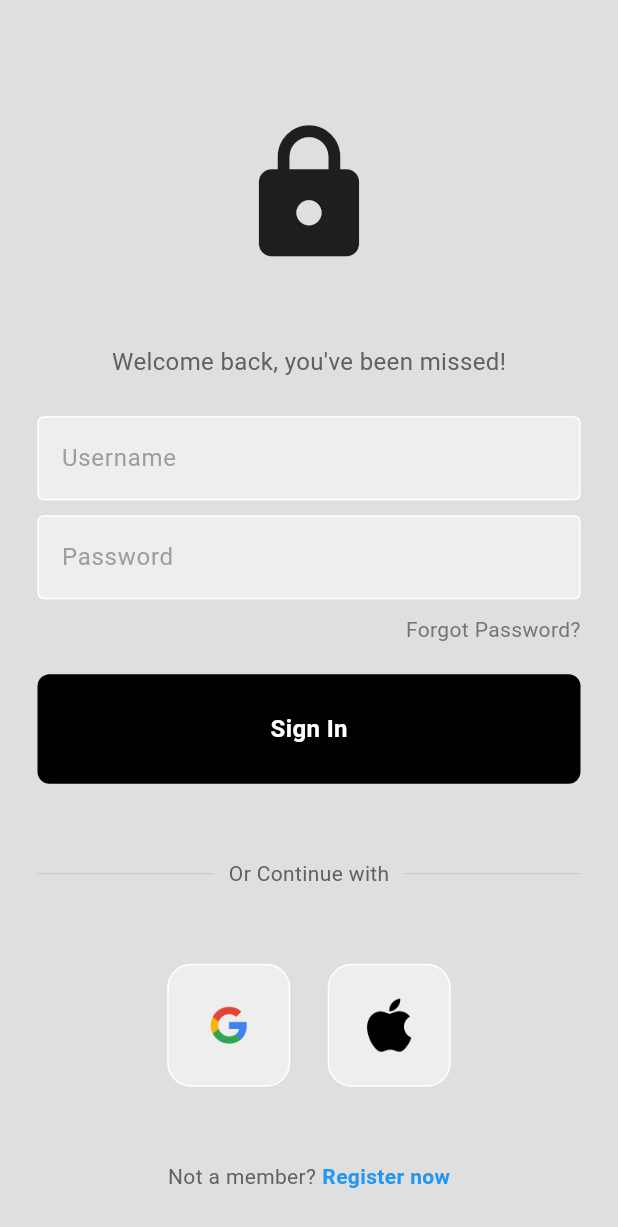
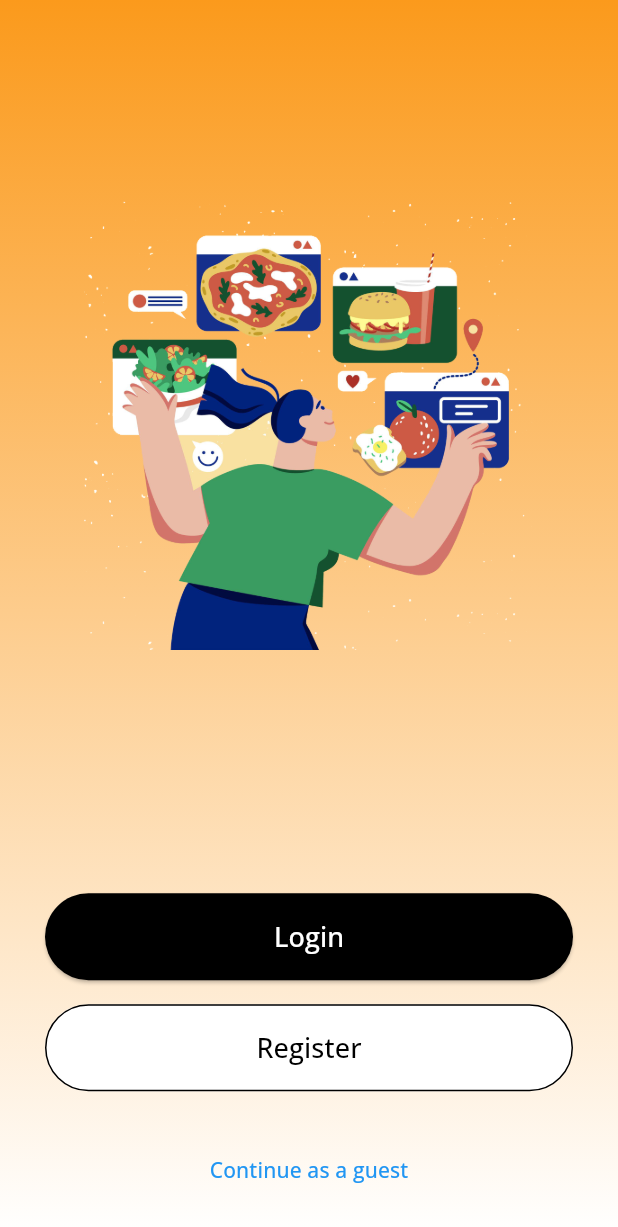
Before and after one commit to Cherrine/GinKaoYang, a Flutter app: the screen it shows after launch, on a phone screen of 412 x 824 dp. Shown: the top 1227 px of the screen. Run offline on Flutter 3.47's test engine with Material 3 defaults, Android fonts, the phone set to English and light mode, and no system bars; our stand-ins replace google_fonts.

Commit message:
Update New UI Design

```diff
--- a/ginkhaoyang/lib/components/input_textfield.dart
+++ b/ginkhaoyang/lib/components/input_textfield.dart
@@ -26,7 +26,7 @@ class InputTextField extends StatelessWidget {
               focusedBorder: OutlineInputBorder(
                 borderSide: BorderSide(color: Colors.grey.shade400),
               ),
-              fillColor: Colors.grey.shade200,
+              fillColor: Colors.white,
               filled: true,
               hintText: hintText,
               hintStyle: TextStyle(color: Colors.grey[500])),
--- /dev/null
+++ b/ginkhaoyang/lib/components/login_button.dart
@@ -0,0 +1,28 @@
+import 'package:flutter/material.dart';
+
+class LoginButton extends StatelessWidget {
+  final VoidCallback onPressed;
+
+  const LoginButton({
+    Key? key,
+    required this.onPressed,
+  }) : super(key: key);
+
+  @override
+  Widget build(BuildContext context) {
+    return SizedBox(
+      width: double.infinity,
+      child: ElevatedButton(
+        onPressed: onPressed,
+        style: ElevatedButton.styleFrom(
+          padding: const EdgeInsets.symmetric(vertical: 16.0),
+          backgroundColor: Colors.black,
+        ),
+        child: const Text(
+          'Login',
+          style: TextStyle(fontSize: 18, color: Colors.white),
+        ),
+      ),
+    );
+  }
+}
--- /dev/null
+++ b/ginkhaoyang/lib/components/register_button.dart
@@ -0,0 +1,29 @@
+import 'package:flutter/material.dart';
+
+class RegisterButton extends StatelessWidget {
+  final VoidCallback onPressed;
+
+  const RegisterButton({
+    Key? key,
+    required this.onPressed,
+  }) : super(key: key);
+
+  @override
+  Widget build(BuildContext context) {
+    return SizedBox(
+      width: double.infinity,
+      child: OutlinedButton(
+        onPressed: onPressed,
+        style: OutlinedButton.styleFrom(
+          padding: const EdgeInsets.symmetric(vertical: 16.0),
+          side: const BorderSide(color: Colors.black),
+          backgroundColor: Colors.white, // Add white background
+        ),
+        child: const Text(
+          'Register',
+          style: TextStyle(fontSize: 18, color: Colors.black),
+        ),
+      ),
+    );
+  }
+}
--- a/ginkhaoyang/lib/components/square_tile.dart
+++ b/ginkhaoyang/lib/components/square_tile.dart
@@ -14,7 +14,7 @@ class SquareTile extends StatelessWidget {
       decoration: BoxDecoration(
         border: Border.all(color: Colors.white),
         borderRadius: BorderRadius.circular(16),
-        color: Colors.grey[200],
+        color: Colors.white,
       ),
       child: Image.asset(
         imagePath,
--- a/ginkhaoyang/lib/components/util_button.dart
+++ /dev/null
@@ -1,35 +0,0 @@
-import 'package:flutter/material.dart';
-
-class UtilButton extends StatelessWidget {
-  final Function()? onTap;
-
-  const UtilButton({
-    super.key,
-    required this.onTap,
-  });
-
-  @override
-  Widget build(BuildContext context) {
-    return GestureDetector(
-      onTap: onTap,
-      child: Container(
-        padding: const EdgeInsets.all(25),
-        margin: const EdgeInsets.symmetric(horizontal: 25),
-        decoration: BoxDecoration(
-          color: Colors.black,
-          borderRadius: BorderRadius.circular(8),
-        ),
-        child: const Center(
-          child: Text(
-            "Sign In",
-            style: TextStyle(
-              color: Colors.white,
-              fontWeight: FontWeight.bold,
-              fontSize: 16,
-            ),
-          ),
-        ),
-      ),
-    );
-  }
-}
--- a/ginkhaoyang/lib/main.dart
+++ b/ginkhaoyang/lib/main.dart
@@ -1,5 +1,6 @@
 import 'package:flutter/material.dart';
-import 'pages/login.dart';
+import 'package:google_fonts/google_fonts.dart';
+import 'pages/landing_page.dart';
 
 void main() {
   runApp(const MainApp());
@@ -12,7 +13,12 @@ class MainApp extends StatelessWidget {
   Widget build(BuildContext context) {
     return MaterialApp(
       debugShowCheckedModeBanner: false,
-      home: Login(),
+      theme: ThemeData(
+        textTheme: GoogleFonts.openSansTextTheme(
+          Theme.of(context).textTheme,
+        ),
+      ),
+      home: const LandingPage(),
     );
   }
 }
--- /dev/null
+++ b/ginkhaoyang/lib/pages/landing_page.dart
@@ -0,0 +1,76 @@
+import 'package:flutter/material.dart';
+import 'package:ginkhaoyang/components/login_button.dart';
+import 'package:ginkhaoyang/components/register_button.dart';
+import 'package:ginkhaoyang/pages/login_page.dart';
+
+class LandingPage extends StatelessWidget {
+  const LandingPage({super.key});
+
+  @override
+  Widget build(BuildContext context) {
+    return Scaffold(
+      body: Container(
+        decoration: const BoxDecoration(
+          gradient: LinearGradient(
+            colors: [Color(0xFFFB9A1C), Colors.white],
+            begin: Alignment.topCenter,
+            end: Alignment.bottomCenter,
+          ),
+        ),
+        child: Column(
+          mainAxisAlignment: MainAxisAlignment.spaceBetween,
+          children: [
+            Expanded(
+              flex: 3,
+              child: Center(
+                child: Image.asset(
+                  'lib/images/main_logo.png',
+                  width: 300,
+                  height: 300,
+                  fit: BoxFit.contain,
+                ),
+              ),
+            ),
+            Expanded(
+              flex: 1,
+              child: Padding(
+                padding: const EdgeInsets.symmetric(horizontal: 30.0),
+                child: Column(
+                  mainAxisAlignment: MainAxisAlignment.center,
+                  children: [
+                    LoginButton(
+                      onPressed: () {
+                        // login action
+                        Navigator.of(context).push(MaterialPageRoute(
+                          builder: (context) => const LoginPage(),
+                        ));
+                      },
+                    ),
+                    const SizedBox(height: 16),
+                    RegisterButton(
+                      onPressed: () {
+                        // Add register action
+                      },
+                    ),
+                  ],
+                ),
+              ),
+            ),
+            Padding(
+              padding: const EdgeInsets.only(bottom: 20.0),
+              child: TextButton(
+                onPressed: () {
+                  // Add continue as guest action
+                },
+                child: const Text(
+                  'Continue as a guest',
+                  style: TextStyle(color: Colors.blue),
+                ),
+              ),
+            ),
+          ],
+        ),
+      ),
+    );
+  }
+}
--- a/ginkhaoyang/lib/pages/login.dart
+++ /dev/null
@@ -1,154 +0,0 @@
-import 'package:flutter/material.dart';
-import 'package:ginkhaoyang/components/input_textfield.dart';
-import 'package:ginkhaoyang/components/square_tile.dart';
-import 'package:ginkhaoyang/components/util_button.dart';
-
-class Login extends StatelessWidget {
-  Login({super.key});
-
-  // Text editing controller
-  final usernameController = TextEditingController();
-  final passwordController = TextEditingController();
-
-  // Sign user in method
-  void signUserIn() {}
-
-  @override
-  Widget build(BuildContext context) {
-    return Scaffold(
-      backgroundColor: const Color.fromARGB(255, 223, 223, 223),
-      body: SafeArea(
-        child: Center(
-          child: Column(
-            mainAxisAlignment: MainAxisAlignment.center,
-            children: [
-              const SizedBox(height: 50),
-
-              // Logo
-              const Icon(
-                Icons.lock,
-                size: 100,
-              ),
-
-              const SizedBox(height: 50),
-
-              // Welcome back, you've been missed!
-              const Text(
-                'Welcome back, you\'ve been missed!',
-                style: TextStyle(
-                  color: Color(0xFF616161),
-                  fontSize: 16,
-                ),
-              ),
-
-              const SizedBox(height: 25),
-
-              // Username textfield
-              InputTextField(
-                controller: usernameController,
-                hintText: 'Username',
-                obscureText: false,
-              ),
-
-              const SizedBox(height: 10),
-
-              // Password textfield
-              InputTextField(
-                controller: passwordController,
-                hintText: 'Password',
-                obscureText: true,
-              ),
-
-              const SizedBox(height: 10),
-
-              //Forgot Password
-              Padding(
-                padding: const EdgeInsets.symmetric(horizontal: 25.0),
-                child: Row(
-                  mainAxisAlignment: MainAxisAlignment.end,
-                  children: [
-                    Text(
-                      'Forgot Password?',
-                      style: TextStyle(color: Colors.grey[600]),
-                    ),
-                  ],
-                ),
-              ),
-
-              const SizedBox(height: 20),
-
-              // Sign in button
-              UtilButton(
-                onTap: signUserIn,
-              ),
-
-              const SizedBox(height: 50),
-
-              // Another Sign in method
-              Padding(
-                padding: const EdgeInsets.symmetric(horizontal: 25.0),
-                child: Row(
-                  children: [
-                    Expanded(
-                      child: Divider(
-                        thickness: 0.5,
-                        color: Colors.grey[400],
-                      ),
-                    ),
-                    Padding(
-                      padding: const EdgeInsets.symmetric(horizontal: 10.0),
-                      child: Text(
-                        'Or Continue with',
-                        style: TextStyle(color: Colors.grey[700]),
-                      ),
-                    ),
-                    Expanded(
-                      child: Divider(
-                        thickness: 0.5,
-                        color: Colors.grey[400],
-                      ),
-                    ),
-                  ],
-                ),
-              ),
-
-              const SizedBox(height: 50),
-
-              // Google + apple button sign-in
-              const Row(
-                mainAxisAlignment: MainAxisAlignment.center,
-                children: [
-                  //Google button sign-in
-                  SquareTile(imagePath: 'lib/images/google.png'),
-
-                  SizedBox(width: 25),
-
-                  //Apple button sign-in
-                  SquareTile(imagePath: 'lib/images/apple.png')
-                ],
-              ),
-
-              const SizedBox(height: 50),
-              Row(
-                mainAxisAlignment: MainAxisAlignment.center,
-                children: [
-                  Text(
-                    'Not a member?',
-                    style: TextStyle(color: Colors.grey[700]),
-                  ),
-                  const SizedBox(width: 4),
-                  const Text(
-                    'Register now',
-                    style: TextStyle(
-                        color: Colors.blue, fontWeight: FontWeight.bold),
-                  ),
-                ],
-              )
-              //register
-            ],
-          ),
-        ),
-      ),
-    );
-  }
-}
--- /dev/null
+++ b/ginkhaoyang/lib/pages/login_page.dart
@@ -0,0 +1,15 @@
+import 'package:flutter/material.dart';
+
+class LoginPage extends StatelessWidget {
+  const LoginPage({super.key});
+
+  @override
+  Widget build(BuildContext context) {
+    return Scaffold(
+      appBar: AppBar(title: const Text('Login')),
+      body: const Center(
+        child: Text('Login Page Content'),
+      ),
+    );
+  }
+}
--- a/ginkhaoyang/pubspec.yaml
+++ b/ginkhaoyang/pubspec.yaml
@@ -30,6 +30,8 @@ environment:
 dependencies:
   flutter:
     sdk: flutter
+  google_fonts: ^4.0.4
+  liquid_swipe: ^3.1.0
 
 
   # The following adds the Cupertino Icons font to your application.
@@ -62,6 +64,7 @@ flutter:
   assets:
     - lib/images/google.png
     - lib/images/apple.png
+    - lib/images/
 
   # An image asset can refer to one or more resolution-specific "variants", see
   # https://flutter.dev/to/resolution-aware-images
```
Also changed, not shown: ginkhaoyang/lib/images/main_logo.png (added), ginkhaoyang/pubspec.lock, 2 other files.
